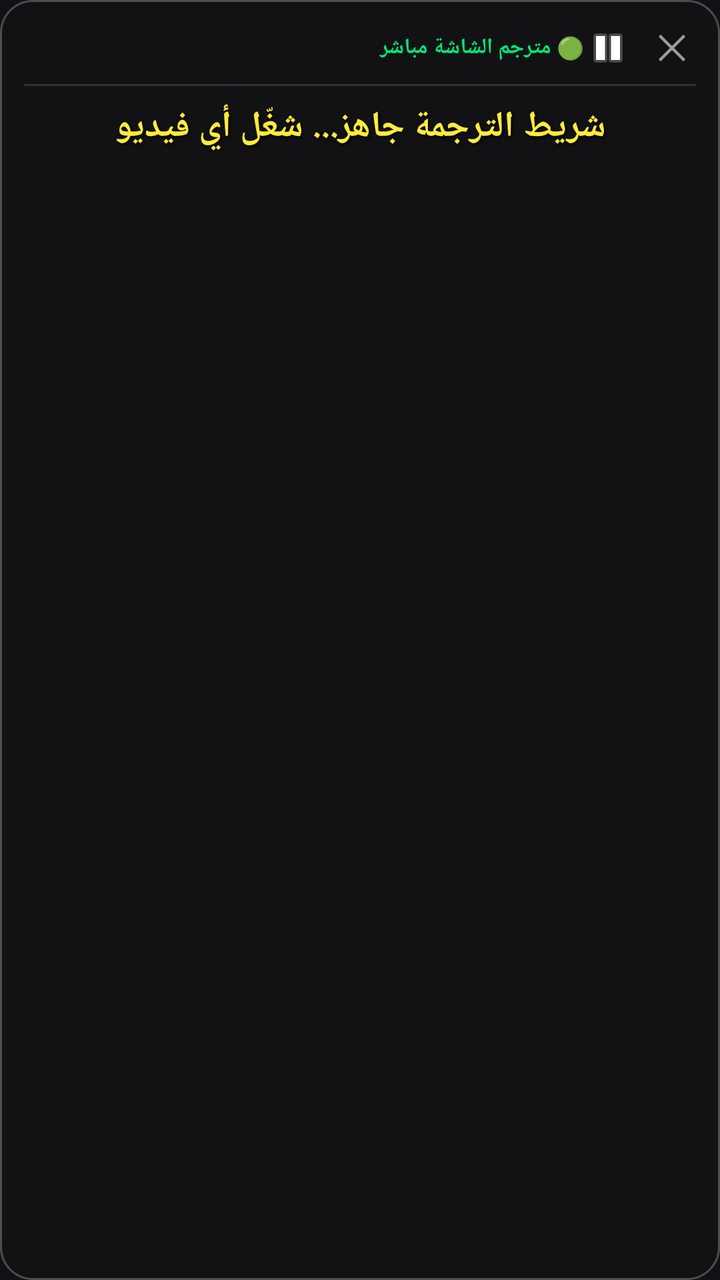
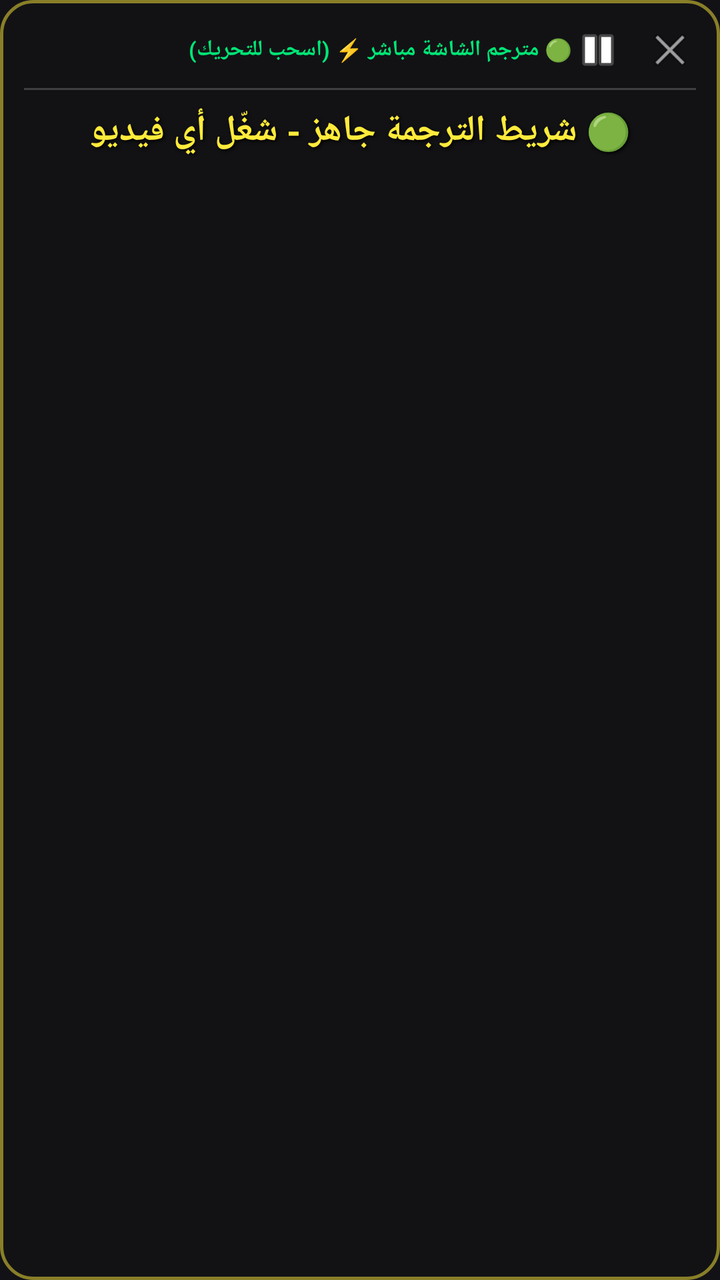

An Android layout rendered at two revisions. The XML below is the earlier revision; the diff shows what the commit changed to produce the second picture.
<!-- AndroidManifest.xml: application theme Theme.LiveVideoTranslator -->
<!-- res/layout/layout_floating_subtitle.xml -->
<?xml version="1.0" encoding="utf-8"?>
<LinearLayout xmlns:android="http://schemas.android.com/apk/res/android"
    android:id="@+id/overlayRoot"
    android:layout_width="match_parent"
    android:layout_height="wrap_content"
    android:layout_margin="8dp"
    android:background="@drawable/bg_floating_overlay"
    android:orientation="vertical"
    android:padding="12dp">

    
    <LinearLayout
        android:id="@+id/dragBar"
        android:layout_width="match_parent"
        android:layout_height="wrap_content"
        android:gravity="center_vertical"
        android:orientation="horizontal"
        android:paddingBottom="6dp">

        <TextView
            android:id="@+id/tvLiveStatus"
            android:layout_width="0dp"
            android:layout_height="wrap_content"
            android:layout_weight="1"
            android:text="🟢 مترجم الشاشة مباشر"
            android:textColor="#00E676"
            android:textSize="11sp"
            android:textStyle="bold" />

        <ImageView
            android:id="@+id/btnPauseResume"
            android:layout_width="24dp"
            android:layout_height="24dp"
            android:layout_marginEnd="8dp"
            android:background="?attr/selectableItemBackgroundBorderless"
            android:contentDescription="إيقاف مؤقت"
            android:src="@android:drawable/ic_media_pause" />

        <ImageView
            android:id="@+id/btnClose"
            android:layout_width="24dp"
            android:layout_height="24dp"
            android:background="?attr/selectableItemBackgroundBorderless"
            android:contentDescription="إغلاق"
            android:src="@android:drawable/ic_menu_close_clear_cancel" />
    </LinearLayout>

    <View
        android:layout_width="match_parent"
        android:layout_height="1dp"
        android:layout_marginBottom="6dp"
        android:background="#20FFFFFF" />

    
    <TextView
        android:id="@+id/tvEnglish"
        android:layout_width="match_parent"
        android:layout_height="wrap_content"
        android:gravity="center"
        android:textColor="#D0D0D0"
        android:textSize="13sp"
        android:visibility="gone" />

    
    <TextView
        android:id="@+id/tvArabic"
        android:layout_width="match_parent"
        android:layout_height="wrap_content"
        android:layout_marginTop="2dp"
        android:gravity="center"
        android:shadowColor="#FF000000"
        android:shadowDx="1.5"
        android:shadowDy="1.5"
        android:shadowRadius="4"
        android:text="شريط الترجمة جاهز... شغّل أي فيديو"
        android:textColor="#FFEB3B"
        android:textSize="18sp"
        android:textStyle="bold" />

</LinearLayout>
<!-- resources referenced by this layout -->
<resources>
  <!-- drawable bg_floating_overlay (drawable) -->
  <?xml version="1.0" encoding="utf-8"?>
  <shape xmlns:android="http://schemas.android.com/apk/res/android"
      android:shape="rectangle">
      <solid android:color="#D9121216" />
      <corners android:radius="16dp" />
      <stroke android:width="1dp" android:color="#40FFFFFF" />
  </shape>
  <style name="Theme.LiveVideoTranslator" parent="Theme.MaterialComponents.DayNight.NoActionBar">
          <item name="colorPrimary">@color/primary</item>
          <item name="colorPrimaryDark">@color/primary_dark</item>
          <item name="colorAccent">@color/accent</item>
          <item name="android:windowBackground">@color/background_dark</item>
      </style>
  <color name="primary">#2962FF</color>
  <color name="primary_dark">#0039CB</color>
  <color name="accent">#FFEB3B</color>
  <color name="background_dark">#121216</color>
</resources>

<!-- the commit's change to res/layout/layout_floating_subtitle.xml (unified diff, before → after) -->
@@ -1,10 +1,10 @@
 <?xml version="1.0" encoding="utf-8"?>
 <LinearLayout xmlns:android="http://schemas.android.com/apk/res/android"
-    android:id="@+id/overlayRoot"
+    android:id="@+id/overlayCard"
     android:layout_width="match_parent"
     android:layout_height="wrap_content"
-    android:layout_margin="8dp"
     android:background="@drawable/bg_floating_overlay"
+    android:elevation="10dp"
     android:orientation="vertical"
     android:padding="12dp">
 
@@ -22,25 +22,23 @@
             android:layout_width="0dp"
             android:layout_height="wrap_content"
             android:layout_weight="1"
-            android:text="🟢 مترجم الشاشة مباشر"
+            android:text="🟢 مترجم الشاشة مباشر ⚡ (اسحب للتحريك)"
             android:textColor="#00E676"
             android:textSize="11sp"
             android:textStyle="bold" />
 
         <ImageView
             android:id="@+id/btnPauseResume"
-            android:layout_width="24dp"
-            android:layout_height="24dp"
-            android:layout_marginEnd="8dp"
-            android:background="?attr/selectableItemBackgroundBorderless"
+            android:layout_width="26dp"
+            android:layout_height="26dp"
+            android:layout_marginEnd="10dp"
             android:contentDescription="إيقاف مؤقت"
             android:src="@android:drawable/ic_media_pause" />
 
         <ImageView
             android:id="@+id/btnClose"
-            android:layout_width="24dp"
-            android:layout_height="24dp"
-            android:background="?attr/selectableItemBackgroundBorderless"
+            android:layout_width="26dp"
+            android:layout_height="26dp"
             android:contentDescription="إغلاق"
             android:src="@android:drawable/ic_menu_close_clear_cancel" />
     </LinearLayout>
@@ -49,7 +47,7 @@
         android:layout_width="match_parent"
         android:layout_height="1dp"
         android:layout_marginBottom="6dp"
-        android:background="#20FFFFFF" />
+        android:background="#30FFFFFF" />
 
     
     <TextView
@@ -69,10 +67,10 @@
         android:layout_marginTop="2dp"
         android:gravity="center"
         android:shadowColor="#FF000000"
-        android:shadowDx="1.5"
-        android:shadowDy="1.5"
+        android:shadowDx="2"
+        android:shadowDy="2"
         android:shadowRadius="4"
-        android:text="شريط الترجمة جاهز... شغّل أي فيديو"
+        android:text="🟢 شريط الترجمة جاهز - شغّل أي فيديو"
         android:textColor="#FFEB3B"
         android:textSize="18sp"
         android:textStyle="bold" />
<!-- resource entries referenced after the edit -->
@@ -4,9 +4,9 @@
   <?xml version="1.0" encoding="utf-8"?>
   <shape xmlns:android="http://schemas.android.com/apk/res/android"
       android:shape="rectangle">
-      <solid android:color="#D9121216" />
+      <solid android:color="#F2121216" />
       <corners android:radius="16dp" />
-      <stroke android:width="1dp" android:color="#40FFFFFF" />
+      <stroke android:width="1.5dp" android:color="#80FFEB3B" />
   </shape>
   <style name="Theme.LiveVideoTranslator" parent="Theme.MaterialComponents.DayNight.NoActionBar">
           <item name="colorPrimary">@color/primary</item>
